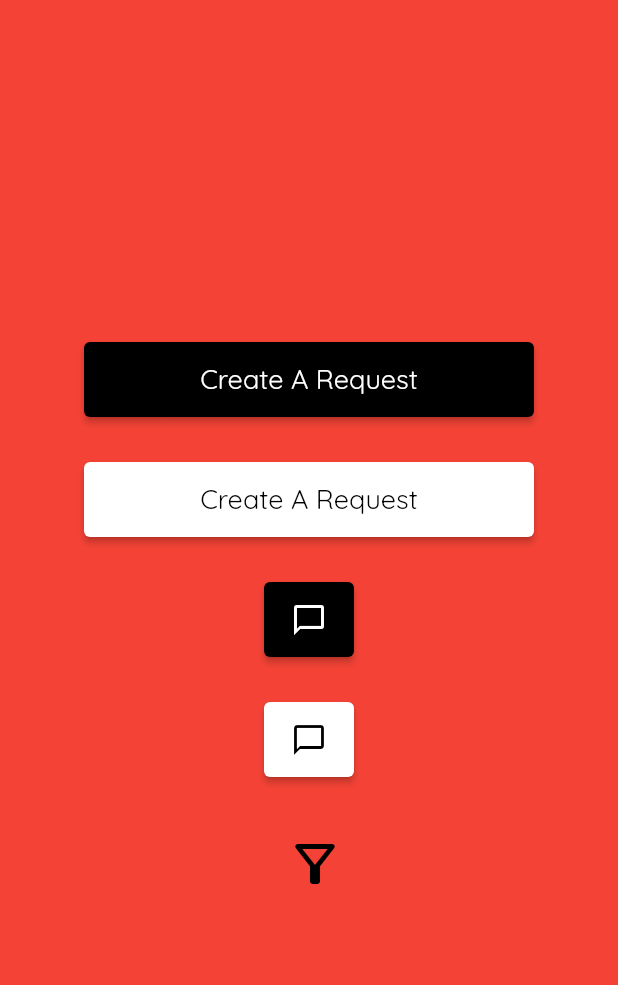
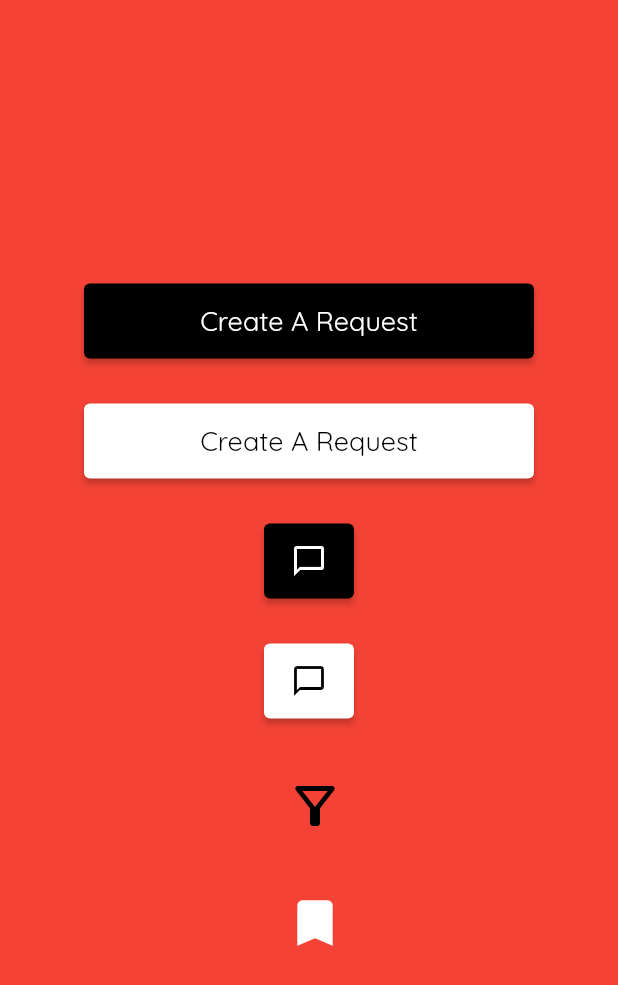
Before and after one commit to Kenansezginbas/p_wlkr, a Flutter app: the screen it shows after launch, on a phone screen of 412 x 824 dp. Shown: the top 985 px of the screen. Run offline on Flutter 3.47's test engine with Material 2 defaults, Android fonts, the phone set to English and light mode, and no system bars; our stand-ins replace google_fonts.

Commit message:
Add widgets

```diff
--- a/lib/pages/home_page.dart
+++ b/lib/pages/home_page.dart
@@ -1,6 +1,7 @@
 import 'package:flutter/material.dart';
 import 'package:p_wlkr/widgets/black_icon_button.dart';
 import 'package:p_wlkr/widgets/filter_icon_button.dart';
+import 'package:p_wlkr/widgets/item_save_button.dart';
 import 'package:p_wlkr/widgets/white_icon_button.dart';
 import 'package:p_wlkr/widgets/black_title_button.dart';
 import 'package:p_wlkr/widgets/white_title_button.dart';
@@ -35,7 +36,9 @@ class _HomePageState extends State<HomePage> {
             SizedBox(height: 30),
             WhiteIconButton(onPressed: () {}),
             SizedBox(height: 30),
-            FilterIconButton(onPressed: () {})
+            FilterIconButton(onPressed: () {}),
+            SizedBox(height: 30),
+            ItemSaveButton(onPressed: () {})
           ],
         ),
       ),
--- /dev/null
+++ b/lib/widgets/item_save_button.dart
@@ -0,0 +1,25 @@
+import 'package:flutter/material.dart';
+import 'package:p_wlkr/utils/custom_text_style.dart';
+
+class ItemSaveButton extends StatelessWidget {
+  final VoidCallback? onPressed;
+  final double size;
+
+  const ItemSaveButton({
+    super.key,
+    required this.onPressed,
+    this.size = 40,
+  });
+
+  @override
+  Widget build(BuildContext context) {
+    return IconButton(
+      onPressed: onPressed,
+      icon: Icon(
+        Icons.bookmark_outlined,
+        color: Colors.white,
+        size: size,
+      ),
+    );
+  }
+}
```
